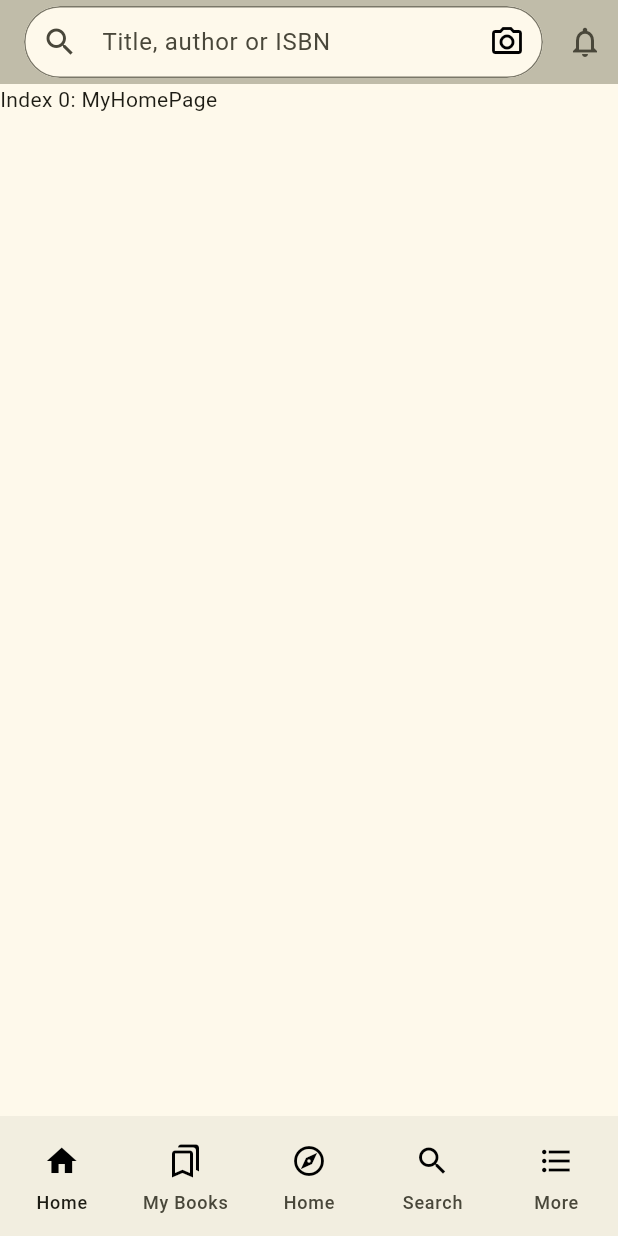
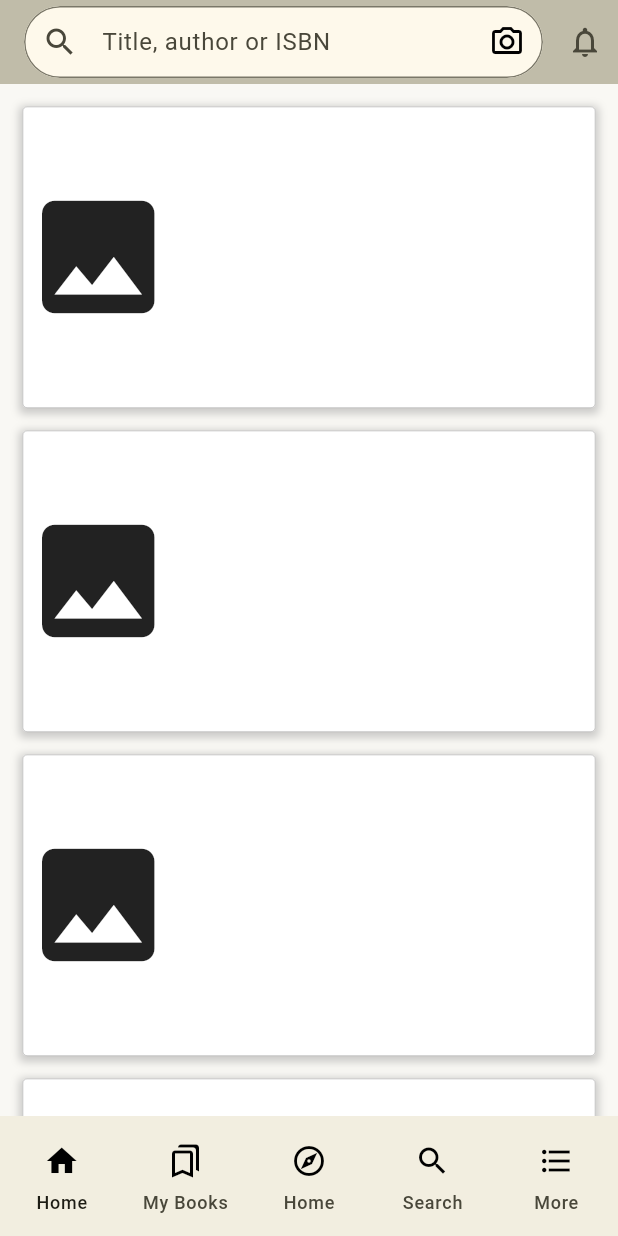
Before and after one commit to sofeeka/Empat_Project_03, a Flutter app: the screen it shows after launch, on a phone screen of 412 x 824 dp. Run offline on Flutter 3.47's test engine with Material 3 defaults, Android fonts, the phone set to English and light mode, and no system bars.

Commit message:
Added Home with BookCards in ListView
Home widget has a ListView of BookCards, that should take information from Book class

```diff
--- /dev/null
+++ b/lib/Book.dart
@@ -0,0 +1,9 @@
+class Book {
+  final String? filePath;
+  final String? author;
+  final String? name;
+  final String? genre;
+
+  Book(this.filePath, this.author, this.name, this.genre);
+
+}
--- /dev/null
+++ b/lib/BookCard.dart
@@ -0,0 +1,58 @@
+import 'package:flutter/material.dart';
+
+class BookCard extends StatelessWidget {
+  const BookCard({super.key});
+
+  // final Book book;
+
+  static const bool showThickBorders = false;
+  static const double padding = 15.0;
+
+  @override
+  Widget build(BuildContext context) {
+    return Padding(
+      padding: const EdgeInsets.fromLTRB(padding, padding, padding, 0),
+      child: Container(
+        decoration: BoxDecoration(
+          border: Border.all(
+              color: showThickBorders ? Colors.black : Colors.black26,
+              width: showThickBorders ? 2 : 0.5),
+          borderRadius: BorderRadius.circular(3),
+          color: Colors.white,
+          boxShadow: [
+            BoxShadow(
+              color: Colors.grey.withOpacity(0.5),
+              spreadRadius: 2,
+              blurRadius: 4,
+              offset: const Offset(0, 2), // changes the shadow direction
+            ),
+          ],
+        ),
+        child: const SizedBox(
+          height: 200,
+          width: double.maxFinite,
+          child: Row(
+            children: [
+              Expanded(
+                flex: 1,
+                child: Column(
+                  mainAxisAlignment: MainAxisAlignment.center,
+                  crossAxisAlignment: CrossAxisAlignment.center,
+                  children: [
+                    Icon(Icons.image, size: 100),
+                  ],
+                ),
+              ),
+              Expanded(
+                flex: 3,
+                child: Column(
+                  children: [],
+                ),
+              )
+            ],
+          ),
+        ),
+      ),
+    );
+  }
+}
--- /dev/null
+++ b/lib/Home.dart
@@ -0,0 +1,18 @@
+import 'package:flutter/material.dart';
+import 'BookCard.dart';
+
+class Home extends StatelessWidget {
+  const Home({super.key});
+
+  @override
+  Widget build(BuildContext context) {
+    return ListView(
+      children: const [
+        BookCard(),
+        BookCard(),
+        BookCard(),
+        BookCard(),
+      ],
+    );
+  }
+}
--- a/lib/main.dart
+++ b/lib/main.dart
@@ -1,7 +1,8 @@
-import 'MyNavigationBar.dart';
 import 'package:flutter/material.dart';
 
+import 'MyNavigationBar.dart';
 import 'MyAppBar.dart';
+import 'Home.dart';
 
 void main() {
   runApp(const MyApp());
@@ -37,7 +38,7 @@ class MyHomePage extends StatefulWidget {
 
 class _MyHomePageState extends State<MyHomePage> {
   static const List<Widget> _widgetOptions = <Widget>[
-    Text('Index 0: MyHomePage'),
+    Home(),
     Text(
       'Index 1: My Books',
     ),
@@ -65,6 +66,7 @@ class _MyHomePageState extends State<MyHomePage> {
     return Scaffold(
       appBar: const MyAppBar(),
       body: _widgetOptions.elementAt(_selectedIndex),
+      backgroundColor: const Color.fromRGBO(249, 248, 244, 15),
       bottomNavigationBar: MyNavigationBar(
         selectedIndex: _selectedIndex,
         onDestinationSelected: _onDestinationSelected,
```
